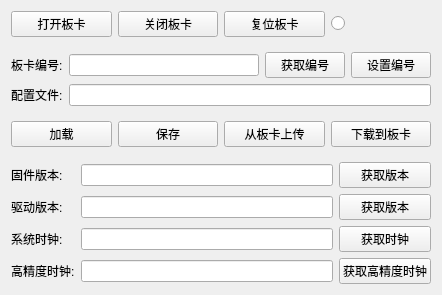
Before: the Qt Designer form GTSController/BoradWidget.ui in whisper512/GTS, drawn with Qt 5.
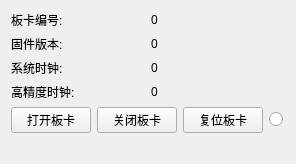
After: the same form once the commit is applied.

Commit message: 完成板卡界面

The edit to the form file:
```diff
--- a/GTSController/BoradWidget.ui
+++ b/GTSController/BoradWidget.ui
@@ -6,8 +6,8 @@
    <rect>
     <x>0</x>
     <y>0</y>
-    <width>442</width>
-    <height>285</height>
+    <width>296</width>
+    <height>164</height>
    </rect>
   </property>
   <property name="windowTitle">
@@ -15,42 +15,7 @@
   </property>
   <layout class="QVBoxLayout" name="verticalLayout_2">
    <item>
-    <layout class="QVBoxLayout" name="verticalLayout" stretch="1,1,1,1">
-     <property name="spacing">
-      <number>15</number>
-     </property>
-     <item>
-      <layout class="QHBoxLayout" name="horizontalLayout">
-       <item>
-        <widget class="QPushButton" name="pushButton_openBoard">
-         <property name="text">
-          <string>打开板卡</string>
-         </property>
-        </widget>
-       </item>
-       <item>
-        <widget class="QPushButton" name="pushButton_closeBoard">
-         <property name="text">
-          <string>关闭板卡</string>
-         </property>
-        </widget>
-       </item>
-       <item>
-        <widget class="QPushButton" name="pushButton_resetBoard">
-         <property name="text">
-          <string>复位板卡</string>
-         </property>
-        </widget>
-       </item>
-       <item>
-        <widget class="QRadioButton" name="radioButton_boardState">
-         <property name="text">
-          <string/>
-         </property>
-        </widget>
-       </item>
-      </layout>
-     </item>
+    <layout class="QVBoxLayout" name="verticalLayout">
      <item>
       <layout class="QGridLayout" name="gridLayout">
        <item row="0" column="0">
@@ -58,141 +23,140 @@
          <property name="text">
           <string>板卡编号:</string>
          </property>
+         <property name="alignment">
+          <set>Qt::AlignLeading|Qt::AlignLeft|Qt::AlignVCenter</set>
+         </property>
         </widget>
        </item>
        <item row="0" column="1">
-        <widget class="QLineEdit" name="lineEdit_boardID"/>
-       </item>
-       <item row="0" column="2">
-        <widget class="QPushButton" name="pushButton_getBoardID">
+        <widget class="QLabel" name="label_boardIDData">
          <property name="text">
-          <string>获取编号</string>
+          <string>0</string>
          </property>
-        </widget>
-       </item>
-       <item row="0" column="3">
-        <widget class="QPushButton" name="pushButton_setBoardID">
-         <property name="text">
-          <string>设置编号</string>
+         <property name="alignment">
+          <set>Qt::AlignLeading|Qt::AlignLeft|Qt::AlignVCenter</set>
          </property>
         </widget>
        </item>
        <item row="1" column="0">
-        <widget class="QLabel" name="label_cfgFile">
-         <property name="text">
-          <string>配置文件:</string>
-         </property>
-        </widget>
-       </item>
-       <item row="1" column="1" colspan="3">
-        <widget class="QLineEdit" name="lineEdit_cfgFile"/>
-       </item>
-      </layout>
-     </item>
-     <item>
-      <layout class="QHBoxLayout" name="horizontalLayout_2">
-       <item>
-        <widget class="QPushButton" name="pushButton_loadCfgFile">
-         <property name="text">
-          <string>加载</string>
-         </property>
-        </widget>
-       </item>
-       <item>
-        <widget class="QPushButton" name="pushButton_saveCfgFile">
-         <property name="text">
-          <string>保存</string>
-         </property>
-        </widget>
-       </item>
-       <item>
-        <widget class="QPushButton" name="pushButton_UploadcfgFile">
-         <property name="text">
-          <string>从板卡上传</string>
-         </property>
-        </widget>
-       </item>
-       <item>
-        <widget class="QPushButton" name="pushButton_downloadCfgFile">
-         <property name="text">
-          <string>下载到板卡</string>
-         </property>
-        </widget>
-       </item>
-      </layout>
-     </item>
-     <item>
-      <layout class="QGridLayout" name="gridLayout_2">
-       <item row="0" column="0">
         <widget class="QLabel" name="label_hardwareVer">
+         <property name="layoutDirection">
+          <enum>Qt::LeftToRight</enum>
+         </property>
          <property name="text">
           <string>固件版本:</string>
          </property>
-        </widget>
-       </item>
-       <item row="0" column="1">
-        <widget class="QLineEdit" name="lineEdit_hardwareVer"/>
-       </item>
-       <item row="0" column="2">
-        <widget class="QPushButton" name="pushButton_getHardwareVer">
-         <property name="text">
-          <string>获取版本</string>
-         </property>
-        </widget>
-       </item>
-       <item row="1" column="0">
-        <widget class="QLabel" name="label_devicerVer">
-         <property name="text">
-          <string>驱动版本:</string>
+         <property name="alignment">
+          <set>Qt::AlignLeading|Qt::AlignLeft|Qt::AlignVCenter</set>
          </property>
         </widget>
        </item>
        <item row="1" column="1">
-        <widget class="QLineEdit" name="lineEdit_devicerVer"/>
-       </item>
-       <item row="1" column="2">
-        <widget class="QPushButton" name="pushButton_getDevicerVer">
+        <widget class="QLabel" name="label_hardwareVerData">
          <property name="text">
-          <string>获取版本</string>
+          <string>0</string>
+         </property>
+         <property name="alignment">
+          <set>Qt::AlignLeading|Qt::AlignLeft|Qt::AlignVCenter</set>
          </property>
         </widget>
        </item>
        <item row="2" column="0">
         <widget class="QLabel" name="label_clock">
+         <property name="layoutDirection">
+          <enum>Qt::LeftToRight</enum>
+         </property>
          <property name="text">
           <string>系统时钟:</string>
          </property>
+         <property name="alignment">
+          <set>Qt::AlignLeading|Qt::AlignLeft|Qt::AlignVCenter</set>
+         </property>
         </widget>
        </item>
        <item row="2" column="1">
-        <widget class="QLineEdit" name="lineEdit_clock"/>
-       </item>
-       <item row="2" column="2">
-        <widget class="QPushButton" name="pushButton_getClock">
+        <widget class="QLabel" name="label_clockData">
          <property name="text">
-          <string>获取时钟</string>
+          <string>0</string>
+         </property>
+         <property name="alignment">
+          <set>Qt::AlignLeading|Qt::AlignLeft|Qt::AlignVCenter</set>
          </property>
         </widget>
        </item>
        <item row="3" column="0">
         <widget class="QLabel" name="label_highPrecisionClock">
+         <property name="layoutDirection">
+          <enum>Qt::LeftToRight</enum>
+         </property>
          <property name="text">
           <string>高精度时钟:</string>
          </property>
+         <property name="alignment">
+          <set>Qt::AlignLeading|Qt::AlignLeft|Qt::AlignVCenter</set>
+         </property>
         </widget>
        </item>
        <item row="3" column="1">
-        <widget class="QLineEdit" name="lineEdit_highPrecisionClock"/>
+        <widget class="QLabel" name="label_highPrecisionClockData">
+         <property name="text">
+          <string>0</string>
+         </property>
+         <property name="alignment">
+          <set>Qt::AlignLeading|Qt::AlignLeft|Qt::AlignVCenter</set>
+         </property>
+        </widget>
        </item>
-       <item row="3" column="2">
-        <widget class="QPushButton" name="pushButton_getHighPrecisionClock">
+      </layout>
+     </item>
+     <item>
+      <layout class="QHBoxLayout" name="horizontalLayout" stretch="1,1,1,1">
+       <item>
+        <widget class="QPushButton" name="pushButton_openBoard">
          <property name="text">
-          <string>获取高精度时钟</string>
+          <string>打开板卡</string>
          </property>
         </widget>
        </item>
+       <item>
+        <widget class="QPushButton" name="pushButton_closeBoard">
+         <property name="text">
+          <string>关闭板卡</string>
+         </property>
+        </widget>
+       </item>
+       <item>
+        <widget class="QPushButton" name="pushButton_resetBoard">
+         <property name="text">
+          <string>复位板卡</string>
+         </property>
+        </widget>
+       </item>
+       <item>
+        <widget class="QRadioButton" name="radioButton_boardState">
+         <property name="layoutDirection">
+          <enum>Qt::LeftToRight</enum>
+         </property>
+         <property name="text">
+          <string/>
+         </property>
+        </widget>
+       </item>
       </layout>
      </item>
+     <item>
+      <spacer name="verticalSpacer">
+       <property name="orientation">
+        <enum>Qt::Vertical</enum>
+       </property>
+       <property name="sizeHint" stdset="0">
+        <size>
+         <width>20</width>
+         <height>40</height>
+        </size>
+       </property>
+      </spacer>
+     </item>
     </layout>
    </item>
   </layout>
```
The commit also changes 4 other files.
